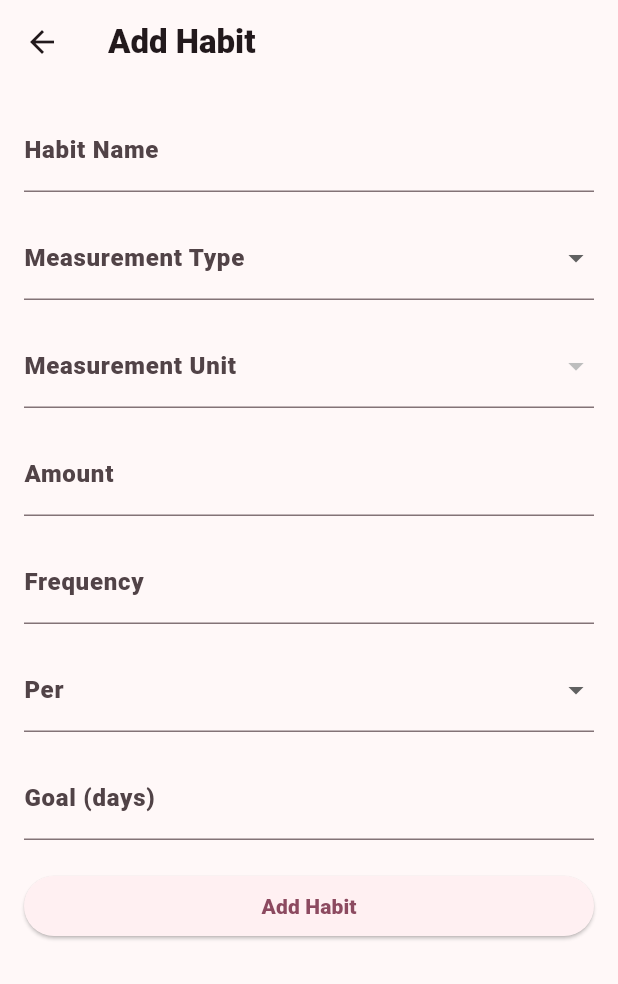
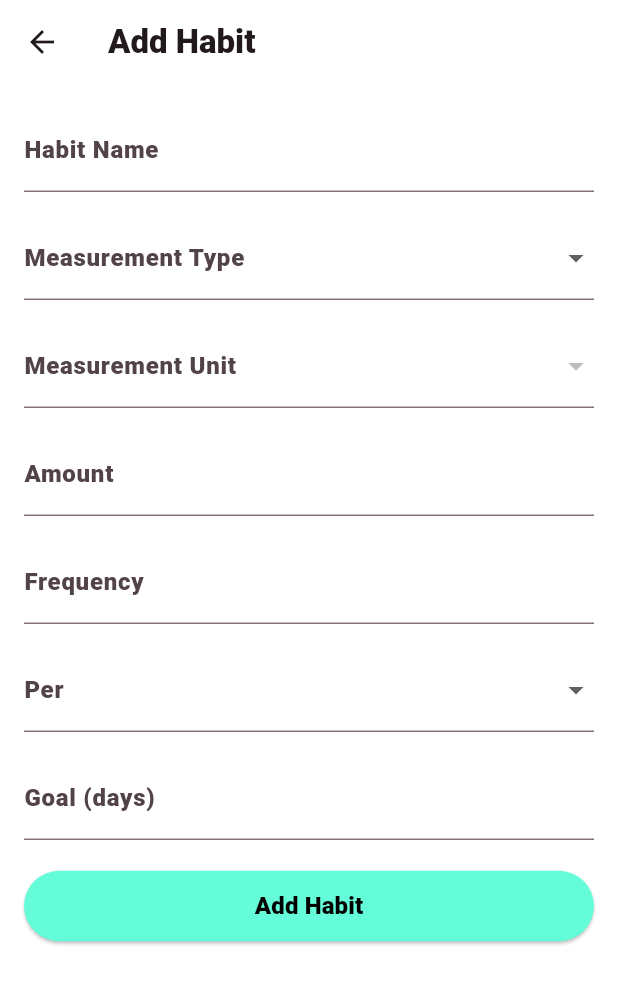
Before and after one commit to jphillips356/digital-ocean-app, a Flutter app: the AddHabitScreen screen opened directly with empty values, on a phone screen of 412 x 824 dp. Shown: the top 984 px of the screen. Run offline on Flutter 3.47's test engine with Material 3 defaults, Android fonts, the phone set to English and light mode, and no system bars; our stand-ins replace flutter_svg.

Commit message:
Visuals done, register not working

```diff
--- a/tracktion_mobile/lib/screens/addHabit.dart
+++ b/tracktion_mobile/lib/screens/addHabit.dart
@@ -107,7 +107,9 @@ class _AddHabitScreenState extends State<AddHabitScreen> {
   @override
   Widget build(BuildContext context) {
     return Scaffold(
-      appBar: AppBar(title: const Text('Add Habit')),
+      backgroundColor: Colors.white,
+      appBar:
+          AppBar(backgroundColor: Colors.white, title: const Text('Add Habit')),
       body: Padding(
         padding: const EdgeInsets.all(16.0),
         child: Form(
@@ -215,8 +217,25 @@ class _AddHabitScreenState extends State<AddHabitScreen> {
               ),
               const SizedBox(height: 20),
               ElevatedButton(
+                style: ElevatedButton.styleFrom(
+                  backgroundColor:
+                      const Color(0xFF64FCD9), // Match other button colors
+                  shape: RoundedRectangleBorder(
+                    borderRadius:
+                        BorderRadius.circular(30.0), // Rounded corners
+                  ),
+                  padding:
+                      const EdgeInsets.symmetric(vertical: 12, horizontal: 24),
+                ),
                 onPressed: _addHabit,
-                child: const Text('Add Habit'),
+                child: const Text(
+                  'Add Habit',
+                  style: TextStyle(
+                    color: Colors.black,
+                    fontSize: 16,
+                    fontWeight: FontWeight.bold,
+                  ),
+                ),
               ),
             ],
           ),
--- a/tracktion_mobile/lib/screens/login.dart
+++ b/tracktion_mobile/lib/screens/login.dart
@@ -109,8 +109,10 @@ class _LoginPageState extends State<Login> {
   @override
   Widget build(BuildContext context) {
     return Scaffold(
+      backgroundColor: Colors.white,
       resizeToAvoidBottomInset: true,
       appBar: AppBar(
+        backgroundColor: Colors.white,
         title: SvgPicture.asset('assets/images/Logo.svg', height: 40),
         automaticallyImplyLeading: false,
       ),
--- a/tracktion_mobile/lib/screens/register.dart
+++ b/tracktion_mobile/lib/screens/register.dart
@@ -56,7 +56,9 @@ class _RegisterPageState extends State<Register> {
   @override
   Widget build(BuildContext context) {
     return Scaffold(
+      backgroundColor: Colors.white,
       appBar: AppBar(
+        backgroundColor: Colors.white,
         title: SvgPicture.asset('assets/images/Logo.svg', height: 40),
         automaticallyImplyLeading: false,
       ),
```
Also changed, not shown: tracktion_mobile/lib/screens/editHabit.dart (+14 -10 lines), tracktion_mobile/lib/screens/home.dart (+44 -11 lines), tracktion_mobile/assets/icon/RL.png (added), 7 other files.
